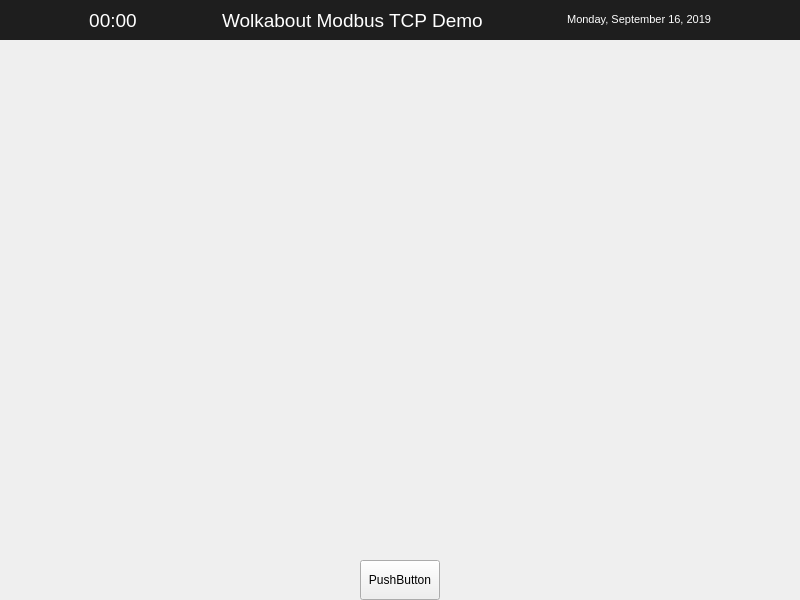
The window that modbus-application/mainwindow.ui (Wolkabout/offset-printing-machine-simulator-application) describes before a commit, drawn with Qt 5.
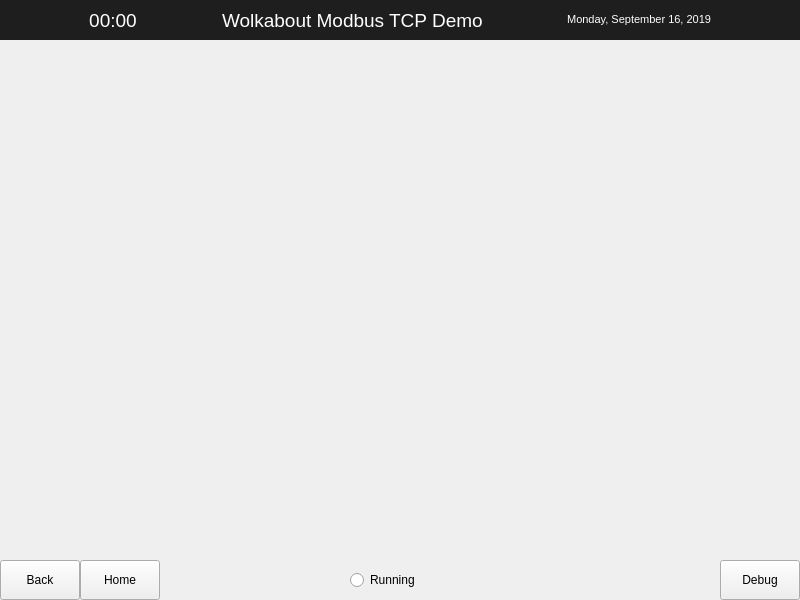
The same window after the commit.

Patch:
```diff
--- a/modbus-application/mainwindow.ui
+++ b/modbus-application/mainwindow.ui
@@ -35,14 +35,14 @@
    <widget class="QPushButton" name="pushButton">
     <property name="geometry">
      <rect>
-      <x>360</x>
+      <x>720</x>
       <y>560</y>
       <width>80</width>
       <height>40</height>
      </rect>
     </property>
     <property name="text">
-     <string>PushButton</string>
+     <string>Debug</string>
     </property>
    </widget>
    <widget class="QFrame" name="displayedWindow">
@@ -191,6 +191,45 @@
      </item>
     </layout>
    </widget>
+   <widget class="QPushButton" name="backButton">
+    <property name="geometry">
+     <rect>
+      <x>0</x>
+      <y>560</y>
+      <width>80</width>
+      <height>40</height>
+     </rect>
+    </property>
+    <property name="text">
+     <string>Back</string>
+    </property>
+   </widget>
+   <widget class="QPushButton" name="homeButton">
+    <property name="geometry">
+     <rect>
+      <x>80</x>
+      <y>560</y>
+      <width>80</width>
+      <height>40</height>
+     </rect>
+    </property>
+    <property name="text">
+     <string>Home</string>
+    </property>
+   </widget>
+   <widget class="QRadioButton" name="radioButton">
+    <property name="geometry">
+     <rect>
+      <x>350</x>
+      <y>560</y>
+      <width>100</width>
+      <height>40</height>
+     </rect>
+    </property>
+    <property name="text">
+     <string>Running</string>
+    </property>
+   </widget>
   </widget>
  </widget>
  <layoutdefault spacing="6" margin="11"/>
```
